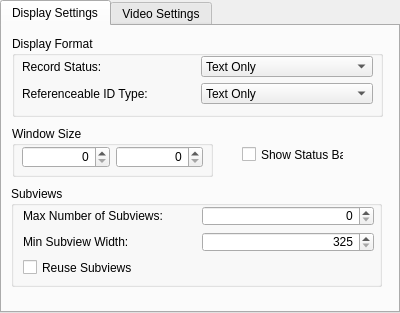
Old version of the form files/ui/settingstab.ui in the repository OpenMW/openmw.
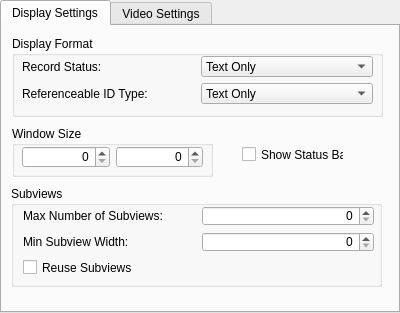
New version of the form.

Commit message: Re-implemented subview minimum size setting.

The edit to the form file:
```diff
--- a/files/ui/settingstab.ui
+++ b/files/ui/settingstab.ui
@@ -146,12 +146,6 @@
        <property name="alignment">
         <set>Qt::AlignRight|Qt::AlignTrailing|Qt::AlignVCenter</set>
        </property>
-       <property name="minimum">
-        <number>325</number>
-       </property>
-       <property name="maximum">
-        <number>20000</number>
-       </property>
        <property name="singleStep">
         <number>5</number>
        </property>
```
The commit also changes 7 other files.
